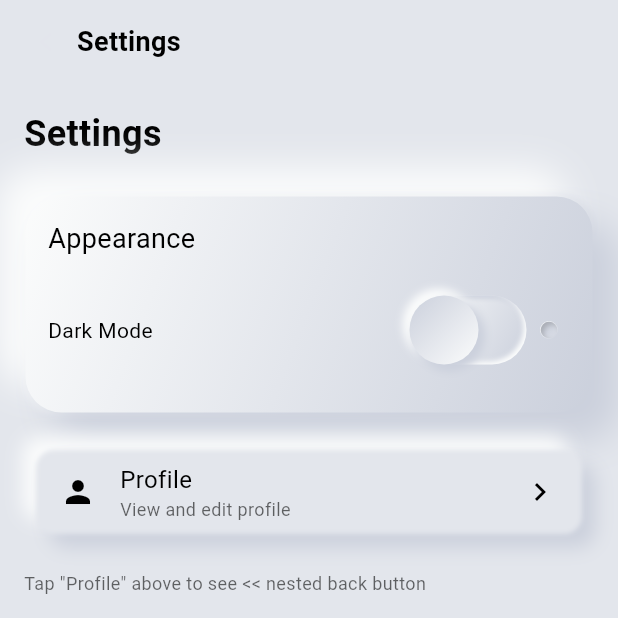
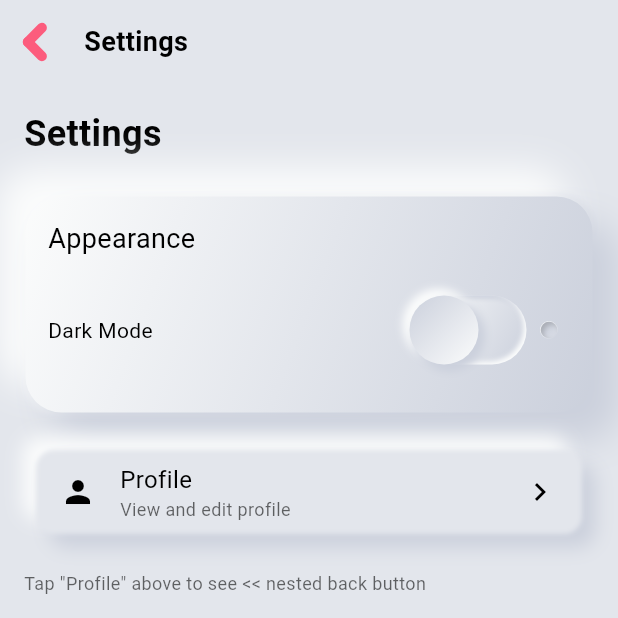
Before and after one commit to coredeveloper/itwillrock_ui, a Flutter app: the screen it shows after launch, after a tap on "Go to Settings", on a phone screen of 412 x 824 dp, the top half of it. Run offline on Flutter 3.47's test engine with Material 3 defaults, Android fonts, the phone set to English and light mode, and no system bars; Roboto replaces fonts that are missing (Butler).

Commit message:
v0.1.5: BREAKING - actionContainer uses EdgeInsets for margin/padding
BREAKING: actionContainer now uses EdgeInsets instead of double for
margin and padding parameters, providing more flexibility for
asymmetric spacing.

- Before: margin: 8, padding: 16
- After: margin: const EdgeInsets.all(8), padding: EdgeInsets.all(16)

Also fixes nested back button chevron rendering at higher nesting levels.

````diff
--- a/neumorphism/itwillrock_mobile_ui/example/lib/demo/first.dart
+++ b/neumorphism/itwillrock_mobile_ui/example/lib/demo/first.dart
@@ -110,7 +110,7 @@ class _FirstPageState extends State<FirstPage> {
           Padding(
             padding: const EdgeInsets.symmetric(horizontal: 16),
             child: Neumorphism.actionContainer(
-              margin: 8,
+              margin: const EdgeInsets.all(8),
               size: const Size(double.infinity, 48),
               onTap: _navigateToSettings,
               child: Row(
@@ -174,7 +174,7 @@ class SettingsPage extends StatelessWidget {
           ),
           // Navigate to nested profile
           Neumorphism.actionContainer(
-            margin: 8,
+            margin: const EdgeInsets.all(8),
             size: const Size(double.infinity, 56),
             onTap: _navigateToProfile,
             child: Row(
@@ -246,7 +246,7 @@ class ProfilePage extends StatelessWidget {
           const SizedBox(height: 32),
           // Edit profile button
           Neumorphism.actionContainer(
-            margin: 8,
+            margin: const EdgeInsets.all(8),
             size: const Size(double.infinity, 48),
             onTap: _navigateToEditProfile,
             child: Row(
--- a/neumorphism/itwillrock_mobile_ui/example/lib/demo/second.dart
+++ b/neumorphism/itwillrock_mobile_ui/example/lib/demo/second.dart
@@ -198,7 +198,7 @@ class _SecondPageState extends State<SecondPage>
             Padding(
               padding: const EdgeInsets.symmetric(horizontal: 16),
               child: Neumorphism.actionContainer(
-                margin: 8,
+                margin: const EdgeInsets.all(8),
                 size: const Size(double.infinity, 48),
                 onTap: _navigateToDetails,
                 child: Row(
--- a/neumorphism/itwillrock_mobile_ui/example/lib/menu_demo.dart
+++ b/neumorphism/itwillrock_mobile_ui/example/lib/menu_demo.dart
@@ -35,7 +35,7 @@ class _MainState extends State<Main> with SingleTickerProviderStateMixin {
   void initState() {
     super.initState();
     _navigationService = NavigationService(
-      FirstPage(navigationService: null), // Will be set properly in resetTo
+      const FirstPage(navigationService: null), // Will be set properly in resetTo
       'Sample 1',
     );
     // Set the initial page with navigation service
@@ -116,16 +116,13 @@ class _MainState extends State<Main> with SingleTickerProviderStateMixin {
       children: [
         // Show menu button OR back button depending on state
         if (canGoBack)
-          GestureDetector(
-            behavior: HitTestBehavior.translucent,
-            onTap: _handleBack,
-            child: Padding(
-              padding: const EdgeInsets.all(_paddingValue),
-              // Use nested back button to show navigation depth
-              child: Neumorphism.nestedBackButton(
-                nestingLevel: nestingLevel - 1, // -1 because root is level 1
-                size: 24,
-              ),
+          Padding(
+            padding: const EdgeInsets.all(_paddingValue),
+            // Use nested back button to show navigation depth
+            child: Neumorphism.nestedBackButton(
+              nestingLevel: nestingLevel - 1, // -1 because root is level 1
+              size: 24,
+              onTap: _handleBack,
             ),
           )
         else
--- a/neumorphism/itwillrock_mobile_ui/example/lib/navigation_service.dart
+++ b/neumorphism/itwillrock_mobile_ui/example/lib/navigation_service.dart
@@ -49,7 +49,7 @@ class NavigationService with ChangeNotifier {
     if (_navigationStack.length > 1) {
       _navigationStack.removeLast();
       _titleStack.removeLast();
-      _notify();
+      notifyListeners();
     }
   }
 
--- a/neumorphism/itwillrock_mobile_ui/lib/menu/nested_back_button.dart
+++ b/neumorphism/itwillrock_mobile_ui/lib/menu/nested_back_button.dart
@@ -5,17 +5,8 @@ import 'nested_back_button_painter.dart';
 ///
 /// Shows `<` for level 1, `<<` for level 2, `<<<` for level 3, etc.
 /// Animates smoothly when the nesting level changes.
-///
-/// Example usage:
-/// ```dart
-/// NestedBackButton(
-///   size: 24,
-///   nestingLevel: 2, // Shows <<
-///   onTap: () => Navigator.pop(context),
-/// )
-/// ```
 class NestedBackButton extends StatefulWidget {
-  /// The size of the button (width and height).
+  /// The size of the button (height, width grows with nesting level).
   final double size;
 
   /// The current nesting level (1 = <, 2 = <<, etc.)
@@ -40,7 +31,7 @@ class NestedBackButton extends StatefulWidget {
     this.nestingLevel = 1,
     this.onTap,
     this.color,
-    this.strokeWidth = 2.5,
+    this.strokeWidth = 2,
     this.animationDuration = const Duration(milliseconds: 200),
   });
 
@@ -58,19 +49,16 @@ class _NestedBackButtonState extends State<NestedBackButton>
     _controller = AnimationController(
       vsync: this,
       duration: widget.animationDuration,
-      value: 1.0, // Start fully visible
+      value: 1.0,
     );
   }
 
   @override
   void didUpdateWidget(NestedBackButton oldWidget) {
     super.didUpdateWidget(oldWidget);
-
-    // Animate when nesting level changes
     if (oldWidget.nestingLevel != widget.nestingLevel) {
       _controller.forward(from: 0);
     }
-
     if (oldWidget.animationDuration != widget.animationDuration) {
       _controller.duration = widget.animationDuration;
     }
@@ -84,24 +72,27 @@ class _NestedBackButtonState extends State<NestedBackButton>
 
   @override
   Widget build(BuildContext context) {
+    // Width grows with nesting level (same formula as BackButton but wider for multiple)
+    final width = widget.size + (widget.nestingLevel - 1) * widget.size * 0.5;
+
+    // Match BackButton structure exactly
     return RepaintBoundary(
       child: GestureDetector(
-        behavior: HitTestBehavior.opaque,
         onTap: widget.onTap,
-        child: AnimatedBuilder(
-          animation: _controller,
-          builder: (context, child) => CustomPaint(
-            size: Size(widget.size * widget.nestingLevel, widget.size),
+        child: CustomPaint(
+          size: const Size(double.infinity, double.infinity),
           painter: NestedBackButtonPainter(
             nestingLevel: widget.nestingLevel,
             animationStep: _controller.value,
             color: widget.color,
             strokeWidth: widget.strokeWidth,
           ),
-            child: SizedBox(
+          child: Container(
             height: widget.size,
-              width: widget.size * widget.nestingLevel * 0.8,
-            ),
+            width: width,
+            alignment: const Alignment(0, 0),
+            margin: EdgeInsets.zero,
+            padding: EdgeInsets.zero,
           ),
         ),
       ),
--- a/neumorphism/itwillrock_mobile_ui/lib/menu/nested_back_button_painter.dart
+++ b/neumorphism/itwillrock_mobile_ui/lib/menu/nested_back_button_painter.dart
@@ -1,48 +1,67 @@
 import 'package:flutter/widgets.dart';
 import '../constants/colors.dart';
-import 'nested_back_icon_painter.dart';
+import 'back_icon_painter.dart';
 
-/// A custom painter that draws a nested back button with multiple chevrons.
+/// A custom painter that draws nested back chevrons using BackIconPainter.
 ///
-/// The number of chevrons indicates the navigation depth:
+/// Displays multiple chevrons to indicate navigation depth:
 /// - Level 1: `<`
 /// - Level 2: `<<`
 /// - Level 3: `<<<`
-/// - etc.
 class NestedBackButtonPainter extends CustomPainter {
-  /// The current nesting level (number of chevrons to draw).
+  /// The number of chevrons to display (navigation depth).
   final int nestingLevel;
 
-  /// Animation progress for smooth transitions between levels.
+  /// Animation progress for the newest chevron (0.0 to 1.0).
   final double animationStep;
 
-  /// The color of the chevrons. Defaults to accent color.
+  /// The color of the chevrons. Defaults to accent color if null.
   final Color? color;
 
   /// The stroke width of the chevron lines.
   final double strokeWidth;
-
-  late final NestedBackIconPainter _iconPainter;
 
   /// Creates a [NestedBackButtonPainter].
   NestedBackButtonPainter({
     this.nestingLevel = 1,
     this.animationStep = 1.0,
     this.color,
-    this.strokeWidth = 2.5,
-  }) {
-    _iconPainter = NestedBackIconPainter(
-      color: color ?? AppColors.accentColor,
-      strokeWidth: strokeWidth,
-      nestingLevel: nestingLevel,
-      animationStep: animationStep,
-    );
-  }
+    this.strokeWidth = 2,
+  });
 
   @override
   void paint(Canvas canvas, Size size) {
-    _iconPainter.calculateShape(Offset.zero, size);
-    _iconPainter.paintIcon(canvas);
+    final chevronColor = color ?? AppColors.accentColor;
+    final chevronSize = size.height; // Square based on height
+    final spacing = chevronSize * 0.5;
+
+    for (int i = 0; i < nestingLevel; i++) {
+      // Animate only the last chevron
+      double opacity = 1.0;
+      if (i == nestingLevel - 1 && nestingLevel > 1) {
+        opacity = animationStep;
+      }
+      if (opacity <= 0) continue;
+
+      // Create painter with opacity
+      final painter = BackIconPainter(
+        color: chevronColor.withValues(alpha: opacity * chevronColor.a),
+        strokeWidth: strokeWidth,
+      );
+
+      canvas.save();
+
+      // Offset for this chevron
+      canvas.translate(i * spacing, 0);
+
+      // Calculate shape for square chevron
+      painter.calculateShape(Offset.zero, Size(chevronSize, chevronSize));
+
+      // Draw using exact BackIconPainter code
+      painter.paintIcon(canvas);
+
+      canvas.restore();
+    }
   }
 
   @override
--- a/neumorphism/itwillrock_mobile_ui/lib/menu/nested_back_icon_painter.dart
+++ b/neumorphism/itwillrock_mobile_ui/lib/menu/nested_back_icon_painter.dart
@@ -3,27 +3,22 @@ import '../neumorphic_shape_painter.dart';
 
 /// A custom painter that draws nested back chevrons (< << <<<).
 ///
-/// Used to indicate navigation depth in nested screen hierarchies.
-/// The number of chevrons corresponds to the nesting level.
+/// Uses the same drawing logic as BackIconPainter, repeated with offset.
 class NestedBackIconPainter extends NeumorphicShapePainter {
   /// The color of the chevrons.
   final Color color;
 
-  /// The current nesting level (1 = <, 2 = <<, 3 = <<<, etc.)
+  /// The number of chevrons to display (navigation depth).
   final int nestingLevel;
 
-  /// Animation progress for smooth transitions (0.0 to 1.0).
-  /// Used when transitioning between nesting levels.
+  /// Animation progress for the newest chevron (0.0 to 1.0).
   final double animationStep;
 
-  /// The cached paint object used to draw the chevrons.
-  final Paint _paintObject = Paint()
-    ..style = PaintingStyle.stroke
-    ..strokeCap = StrokeCap.round
-    ..strokeJoin = StrokeJoin.round;
+  /// Paint object used for drawing.
+  final Paint paintObject = Paint();
 
-  /// Spacing between multiple chevrons as fraction of size.
-  static const double _chevronSpacing = 0.35;
+  /// Maximum rotation angle in radians for the chevron lines.
+  final maxRotationRadians = 0.79;
 
   /// Creates a [NestedBackIconPainter].
   NestedBackIconPainter({
@@ -32,68 +27,59 @@ class NestedBackIconPainter extends NeumorphicShapePainter {
     this.nestingLevel = 1,
     this.animationStep = 1.0,
   }) {
-    _paintObject.color = color;
-    _paintObject.strokeWidth = strokeWidth;
+    paintObject.color = color;
   }
 
-  /// Paints the nested chevrons onto the canvas.
+  /// Paints the nested chevron icons on the canvas.
   void paintIcon(Canvas canvas) {
-    final centerY = outerRect.height / 2;
-    final chevronHeight = outerRect.height * 0.4;
-    final chevronWidth = outerRect.width * 0.3;
-    final spacing = outerRect.width * _chevronSpacing;
-
-    // Calculate total width needed for all chevrons
-    final totalWidth = (nestingLevel - 1) * spacing + chevronWidth;
-
-    // Start position (right-aligned within bounds)
-    final startX = outerRect.right - totalWidth - outerRect.width * 0.1;
+    // Each chevron is square based on height (height doesn't change with nesting)
+    final chevronSize = innerRect.height;
+    final step = chevronSize / 3;
+    final spacing = chevronSize * 0.5;
 
     for (int i = 0; i < nestingLevel; i++) {
-      // Calculate opacity/scale for animation
-      // Last chevron animates in, others are fully visible
+      // Animate only the last chevron (if not the first)
       double opacity = 1.0;
-      double scale = 1.0;
-
-      if (i == nestingLevel - 1) {
-        // Animate the newest chevron
+      if (i == nestingLevel - 1 && nestingLevel > 1) {
         opacity = animationStep;
-        scale = 0.5 + (animationStep * 0.5);
       }
-
       if (opacity <= 0) continue;
 
-      final chevronX = startX + (i * spacing);
+      paintObject.color = color.withValues(alpha: opacity * color.a);
 
       canvas.save();
 
-      // Apply animation transforms
-      if (scale != 1.0) {
-        final pivotX = chevronX + chevronWidth / 2;
-        canvas.translate(pivotX, centerY);
-        canvas.scale(scale, scale);
-        canvas.translate(-pivotX, -centerY);
-      }
+      // Offset for this chevron
+      canvas.translate(i * spacing, 0);
 
-      // Set opacity using alpha channel
-      final alpha = (opacity * color.a).round();
-      _paintObject.color = color.withValues(alpha: alpha / 255);
+      // Draw chevron - same SIZE as single BackIconPainter
+      var topLine = RRect.fromLTRBR(
+        0, 0,
+        chevronSize, step,
+        Radius.circular(step / 2),
+      );
 
-      // Draw chevron as two lines forming <
-      final path = Path();
+      var bottomLine = RRect.fromLTRBR(
+        0, step * 2,
+        chevronSize, chevronSize,
+        const Radius.circular(4),
+      );
 
-      // Top arm of chevron (going up-left)
-      path.moveTo(chevronX + chevronWidth, centerY - chevronHeight / 2);
-      path.lineTo(chevronX, centerY);
+      var topIconPath = Path()..addRRect(topLine);
+      var bottomIconPath = Path()..addRRect(bottomLine);
 
-      // Bottom arm of chevron (going down-left)
-      path.lineTo(chevronX + chevronWidth, centerY + chevronHeight / 2);
+      // Same transforms as BackIconPainter
+      canvas.translate(-5, outerRect.height / 2);
+      canvas.rotate(-maxRotationRadians);
+      canvas.drawPath(topIconPath, paintObject);
 
-      canvas.drawPath(path, _paintObject);
+      canvas.rotate(maxRotationRadians * 2);
+      canvas.translate(0, -outerRect.height);
+      canvas.drawPath(bottomIconPath, paintObject);
+
       canvas.restore();
     }
 
-    // Reset paint color
-    _paintObject.color = color;
+    paintObject.color = color;
   }
 }
--- a/neumorphism/itwillrock_mobile_ui/lib/neumorphic_action_container.dart
+++ b/neumorphism/itwillrock_mobile_ui/lib/neumorphic_action_container.dart
@@ -12,10 +12,10 @@ class NeumorphicActionContainer extends StatefulWidget {
   final ShapeBorder shape;
 
   /// The margin around the container.
-  final double margin;
+  final EdgeInsets margin;
 
   /// The padding inside the container.
-  final double padding;
+  final EdgeInsets padding;
 
   /// The size of the container.
   final Size size;
@@ -54,8 +54,8 @@ class NeumorphicActionContainer extends StatefulWidget {
   const NeumorphicActionContainer({
     this.shape = const ContinuousRectangleBorder(),
     this.animationDuration = Duration.zero,
-    this.padding = 0,
-    this.margin = 0,
+    this.padding = EdgeInsets.zero,
+    this.margin = EdgeInsets.zero,
     this.child,
     this.size = const Size(0, 0),
     this.color = const Color.fromARGB(0, 0, 0, 0),
@@ -160,15 +160,15 @@ class NeumorphicActionContainerState extends State<NeumorphicActionContainer>
       },
       onTap: widget.onTap,
       child: Container(
-          margin: EdgeInsets.all(widget.margin),
+          margin: widget.margin,
           child: AnimatedBuilder(
             animation: _shadowTween,
             child: Container(
               height: widget.size.height,
               width: widget.size.width,
               alignment: const Alignment(0, 0),
-              margin: const EdgeInsets.all(0),
-              padding: EdgeInsets.all(widget.padding),
+              margin: EdgeInsets.zero,
+              padding: widget.padding,
               child: widget.child,
             ),
             builder: (context, child) {
--- a/neumorphism/itwillrock_mobile_ui/lib/neumorphism.dart
+++ b/neumorphism/itwillrock_mobile_ui/lib/neumorphism.dart
@@ -142,7 +142,7 @@ class Neumorphism {
     GestureTapCallback? onTap,
     Color? color,
     double size = 24,
-    double strokeWidth = 2.5,
+    double strokeWidth = 2,
     Duration animationDuration = const Duration(milliseconds: 200),
   }) =>
       NestedBackButton(
@@ -445,8 +445,8 @@ class Neumorphism {
           ShapeBorder? shape,
           bool main = false,
           bool toggle = false,
-          double padding = 0,
-          double margin = 0,
+          EdgeInsets padding = EdgeInsets.zero,
+          EdgeInsets margin = EdgeInsets.zero,
           VoidCallback? onTap,
           bool renderAccent = false,
           Alignment? accentAlignment,
--- a/neumorphism/itwillrock_mobile_ui/pubspec.yaml
+++ b/neumorphism/itwillrock_mobile_ui/pubspec.yaml
@@ -1,6 +1,6 @@
 name: itwillrock_neumorphism
 description: Neumorphic controls and controls environment implementation.
-version: 0.1.4
+version: 0.1.5
 homepage: https://github.com/coredeveloper/itwillrock_ui/tree/main/neumorphism/itwillrock_mobile_ui
 repository: https://github.com/coredeveloper/itwillrock_ui/tree/main/neumorphism/itwillrock_mobile_ui
 screenshots:
````
Also changed, not shown: 2 other files. Lines whose indentation alone changed are shown as unchanged.
